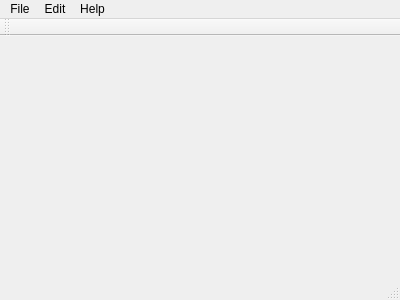
Qt form mainwindow.ui (nagisc007/nmemo) before a commit.
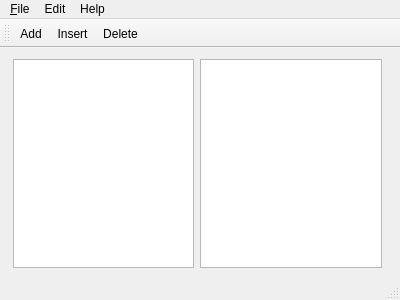
The same form after that commit.

Commit message: Add: Add, insert, delete menu on toolbar.

Diff of the .ui file:
```diff
--- a/mainwindow.ui
+++ b/mainwindow.ui
@@ -13,7 +13,30 @@
   <property name="windowTitle">
    <string>MainWindow</string>
   </property>
-  <widget class="QWidget" name="centralWidget"/>
+  <widget class="QWidget" name="centralWidget">
+   <widget class="QWidget" name="horizontalLayoutWidget">
+    <property name="geometry">
+     <rect>
+      <x>2</x>
+      <y>0</y>
+      <width>391</width>
+      <height>231</height>
+     </rect>
+    </property>
+    <layout class="QHBoxLayout" name="horizontalLayout">
+     <item>
+      <widget class="QTextEdit" name="memoEditor">
+       <property name="overwriteMode">
+        <bool>false</bool>
+       </property>
+      </widget>
+     </item>
+     <item>
+      <widget class="QListView" name="titleDisplay"/>
+     </item>
+    </layout>
+   </widget>
+  </widget>
   <widget class="QMenuBar" name="menuBar">
    <property name="geometry">
     <rect>
@@ -25,7 +48,7 @@
    </property>
    <widget class="QMenu" name="menuFile">
     <property name="title">
-     <string>File</string>
+     <string>&amp;File</string>
     </property>
     <addaction name="actionOpen"/>
     <addaction name="actionClose"/>
@@ -58,6 +81,9 @@
    <attribute name="toolBarBreak">
     <bool>false</bool>
    </attribute>
+   <addaction name="action_Add"/>
+   <addaction name="action_Insert"/>
+   <addaction name="action_Delete"/>
   </widget>
   <widget class="QStatusBar" name="statusBar"/>
   <action name="actionOpen">
@@ -95,6 +121,27 @@
     <string>About Nmemo</string>
    </property>
   </action>
+  <action name="action_Add">
+   <property name="text">
+    <string>&amp;Add</string>
+   </property>
+   <property name="shortcut">
+    <string>Ctrl+N</string>
+   </property>
+  </action>
+  <action name="action_Insert">
+   <property name="text">
+    <string>&amp;Insert</string>
+   </property>
+   <property name="shortcut">
+    <string>Ctrl+I</string>
+   </property>
+  </action>
+  <action name="action_Delete">
+   <property name="text">
+    <string>&amp;Delete</string>
+   </property>
+  </action>
  </widget>
  <layoutdefault spacing="6" margin="11"/>
  <resources/>
```
Left out of the diff: 18 changed lines with no effect on the pictures. The commit also changes 4 other files.
